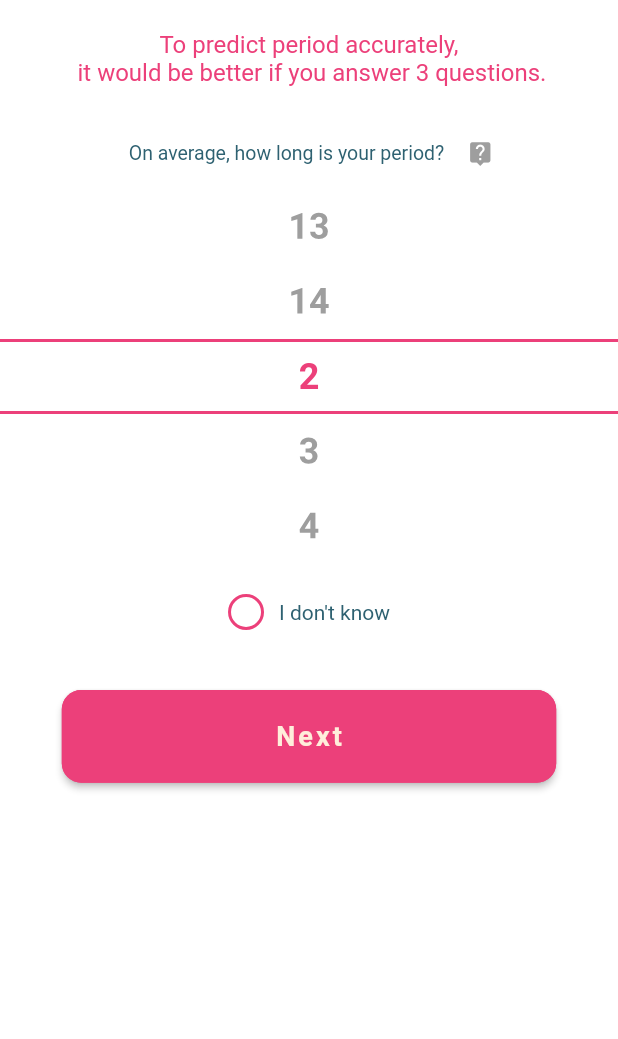
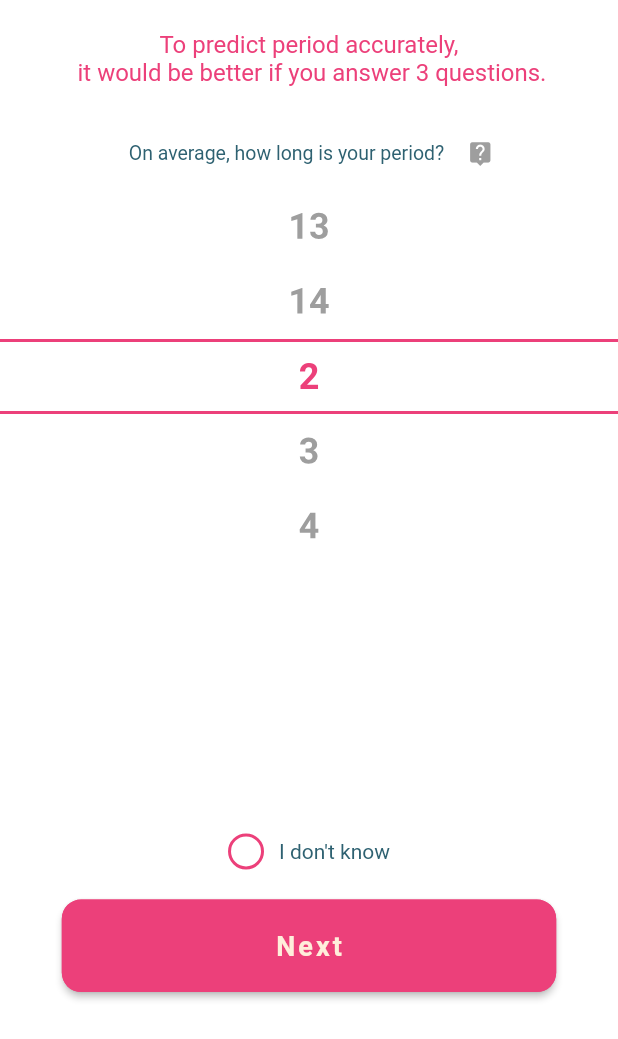
Before and after one commit to yassir28/Calendar-Flutter-App, a Flutter app: the NewUser screen opened directly, on a phone screen of 412 x 824 dp. Shown: the top 1039 px of the screen. Run offline on Flutter 3.47's test engine with Material 2 defaults, Android fonts, the light colour scheme and no system bars; our stand-ins replace table_calendar.

Commit message:
synchronize all heights on user screens

```diff
--- a/lib/pages/new_user_components/new_user.dart
+++ b/lib/pages/new_user_components/new_user.dart
@@ -24,10 +24,12 @@ class _NewUserState extends State<NewUser> with AutomaticKeepAliveClientMixin {
     setState(() => selectedIndex = _isSelected ? 1 : 0);
   }
 
-  buildPageScreen(selectedIndex) {
+  buildPageScreen(int selectedIndex, double height) {
     switch (selectedIndex) {
       case 0:
-        return Column(
+        return Container(
+          height: height * 0.65,
+          child: Column(
             children: [
               Container(
                 margin: EdgeInsets.all(KDefaultPaddin),
@@ -78,11 +80,12 @@ class _NewUserState extends State<NewUser> with AutomaticKeepAliveClientMixin {
                 numbermin: 2,
               ),
             ],
+          ),
         );
         break;
       case 1:
         return Container(
-          margin: EdgeInsets.all(KDefaultPaddin),
+          height: height * 0.65,
           child: Center(
             child: Text(
               "Answered.",
@@ -110,7 +113,7 @@ class _NewUserState extends State<NewUser> with AutomaticKeepAliveClientMixin {
       resizeToAvoidBottomInset: false,
       body: Column(
         children: [
-            buildPageScreen(selectedIndex),
+          buildPageScreen(selectedIndex, height),
           Padding(
             padding: const EdgeInsets.all(KDefaultPaddin),
             child: Row(
@@ -122,7 +125,6 @@ class _NewUserState extends State<NewUser> with AutomaticKeepAliveClientMixin {
             ),
           ),
           Container(
-              margin: EdgeInsets.all(KDefaultPaddin),
             height: height * 0.075,
             width: width * 0.8,
             child: RaisedButton(
@@ -136,13 +138,7 @@ class _NewUserState extends State<NewUser> with AutomaticKeepAliveClientMixin {
               onPressed: () {
                 widget.pageController.jumpToPage(widget.pageIndex + 1);
                 widget.onPageChanged(widget.pageIndex + 1);
-                }
-
-                /*Navigator.of(context).push(
-                  MaterialPageRoute(
-                      builder: (BuildContext context) => NewUser2()),
-                ),*/
-                ,
+              },
               child: Text(
                 "Next",
                 style: TextStyle(
@@ -155,7 +151,8 @@ class _NewUserState extends State<NewUser> with AutomaticKeepAliveClientMixin {
             ),
           ),
         ],
-        ));
+      ),
+    );
   }
 
   @override
--- a/lib/pages/new_user_components/new_user3.dart
+++ b/lib/pages/new_user_components/new_user3.dart
@@ -37,7 +37,6 @@ class _NewUser3State extends State<NewUser3>
             ),
           ),
           Container(
-            margin: EdgeInsets.all(KDefaultPaddin),
             height: height * 0.075,
             width: width * 0.8,
             child: RaisedButton(
@@ -70,6 +69,7 @@ class _NewUser3State extends State<NewUser3>
         return Column(
           children: [
             Container(
+              height: height * 0.1,
               child: Row(
                 mainAxisAlignment: MainAxisAlignment.center,
                 children: [
@@ -101,7 +101,7 @@ class _NewUser3State extends State<NewUser3>
               ),
             ),
             Container(
-              height: height * 0.5,
+              height: height * 0.55,
               child: Calendar(),
             ),
           ],
@@ -109,7 +109,7 @@ class _NewUser3State extends State<NewUser3>
         break;
       case 1:
         return Container(
-          margin: EdgeInsets.all(KDefaultPaddin),
+          height: height * 0.65,
           child: Center(
             child: Text(
               "Answered.",
```
Also changed, not shown: lib/pages/new_user_components/new_user2.dart (+7 -5 lines). Lines whose indentation alone changed are shown as unchanged.
